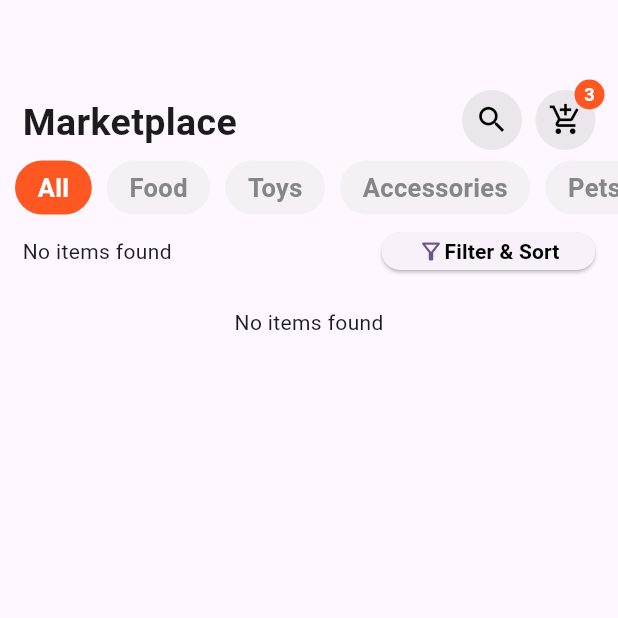
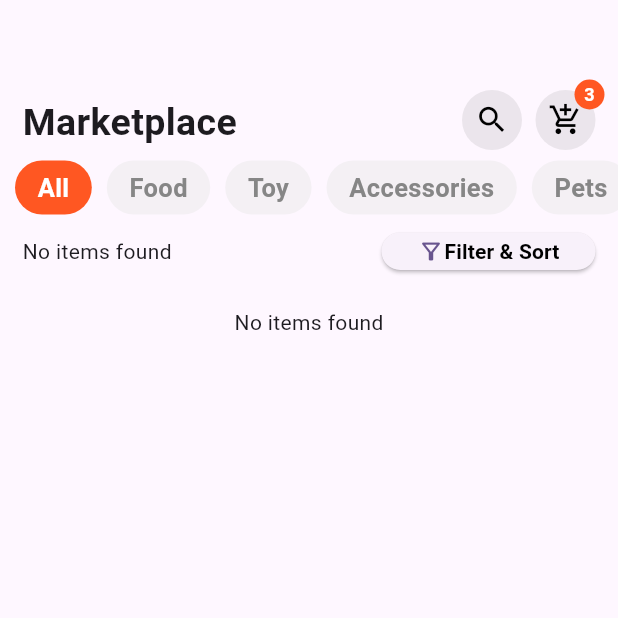
Before and after one commit to ChanthouVouen/g4-slanh-pet-application, a Flutter app: the MarketScreen screen opened directly, on a phone screen of 412 x 824 dp, the top half of it. Run offline on Flutter 3.47's test engine with Material 3 defaults, Android fonts, the phone set to English and light mode, and no system bars; our stand-ins replace cloud_firestore, firebase_auth, firebase_core, flutter_map, geolocator, latlong2; accounts and stored records are empty.

Commit message:
Finish market page, but for the filter sort page it just a static UI not dynamic

```diff
--- a/lib/features/auth/login/login.dart
+++ b/lib/features/auth/login/login.dart
@@ -10,6 +10,7 @@ import 'package:slanh_pet_application/features/auth/login/models/login_request.d
 import 'package:slanh_pet_application/features/auth/register/register.dart';
 import 'package:slanh_pet_application/core/widgets/password_text_field.dart';
 import 'package:slanh_pet_application/features/home/home.dart';
+import 'package:slanh_pet_application/features/home/home_page.dart';
 
 import './widgets/login_footer.dart';
 import './widgets/login_header.dart';
@@ -63,7 +64,7 @@ class _LoginScreenState extends State<LoginScreen> {
 
     if (result == 'success') {
       Navigator.of(context).pushAndRemoveUntil(
-        MaterialPageRoute<void>(builder: (_) => const HomeScreen()),
+        MaterialPageRoute<void>(builder: (_) => const HomePage()),
         (_) => false,
       );
       return;
--- a/lib/features/market_screen/market_screen.dart
+++ b/lib/features/market_screen/market_screen.dart
@@ -6,33 +6,54 @@ import 'package:slanh_pet_application/features/market_screen/widget/categories_p
 import 'package:slanh_pet_application/features/market_screen/widget/filter_part.dart';
 import 'package:slanh_pet_application/features/market_screen/widget/products_part/products_part.dart';
 
-class MarketScreen extends StatelessWidget {
+class MarketScreen extends StatefulWidget {
   const MarketScreen({super.key});
-  static const int _tabIndex = 1;
+
+  static const int tabIndex = 1;
+
+  @override
+  State<MarketScreen> createState() => _MarketScreenState();
+}
+
+class _MarketScreenState extends State<MarketScreen> {
+  String selectedCategory = "All";
 
   @override
   Widget build(BuildContext context) {
     return Scaffold(
       body: Column(
         children: [
-          SizedBox(height: 10),
+          const SizedBox(height: 10),
 
-          AppBarScreen(),
+          const AppBarScreen(),
 
-          CategoriesScreen(),
+          // CATEGORY
+          CategoriesScreen(
+            selectedCategory: selectedCategory,
+            onCategorySelected: (category) {
+              setState(() {
+                selectedCategory = category;
+              });
+            },
+          ),
 
-          FilterPart(),
+          FilterPart(selectedCategory: selectedCategory),
 
-          SizedBox(height: 10),
+          const SizedBox(height: 10),
 
-          ProductPart(),
+          // PRODUCTS
+          ProductPart(selectedCategory: selectedCategory),
         ],
       ),
 
       bottomNavigationBar: CustomBottomNavBar(
-        currentIndex: _tabIndex,
+        currentIndex: MarketScreen.tabIndex,
         onTap: (index) {
-          switchBottomNavTab(context, currentIndex: _tabIndex, index: index);
+          switchBottomNavTab(
+            context,
+            currentIndex: MarketScreen.tabIndex,
+            index: index,
+          );
         },
       ),
     );
--- a/lib/features/market_screen/widget/categories_part/categories_screen.dart
+++ b/lib/features/market_screen/widget/categories_part/categories_screen.dart
@@ -1,20 +1,20 @@
 import 'package:flutter/material.dart';
 import 'package:slanh_pet_application/features/market_screen/widget/categories_part/categories_detail.dart';
 
-class CategoriesScreen extends StatefulWidget {
-  const CategoriesScreen({super.key});
+class CategoriesScreen extends StatelessWidget {
+  final String selectedCategory;
+  final ValueChanged<String> onCategorySelected;
 
-  @override
-  State<CategoriesScreen> createState() => _CategoriesScreenState();
-}
+  const CategoriesScreen({
+    super.key,
+    required this.selectedCategory,
+    required this.onCategorySelected,
+  });
 
-class _CategoriesScreenState extends State<CategoriesScreen> {
-  String selectedCategory = "All";
-
-  final List<String> categories = [
+  final List<String> categories = const [
     "All",
     "Food",
-    "Toys",
+    "Toy",
     "Accessories",
     "Pets",
   ];
@@ -31,14 +31,12 @@ class _CategoriesScreenState extends State<CategoriesScreen> {
             return CategoriesDetail(
               name: category,
 
-              // Is this category selected?
+              // Check which category is selected
               isSelected: selectedCategory == category,
 
-              // When user taps
+              // Tell parent which category was clicked
               onTap: () {
-                setState(() {
-                  selectedCategory = category;
-                });
+                onCategorySelected(category);
               },
             );
           }).toList(),
--- a/lib/features/market_screen/widget/filter_part.dart
+++ b/lib/features/market_screen/widget/filter_part.dart
@@ -4,7 +4,8 @@ import 'package:slanh_pet_application/core/widgets/firestore_stream_builder.dart
 import 'package:slanh_pet_application/features/market_screen/widget/filter_screen/filter_sort_screen.dart';
 
 class FilterPart extends StatelessWidget {
-  const FilterPart({super.key});
+  final String selectedCategory;
+  const FilterPart({super.key, required this.selectedCategory});
 
   @override
   Widget build(BuildContext context) {
@@ -15,7 +16,7 @@ class FilterPart extends StatelessWidget {
         mainAxisAlignment: MainAxisAlignment.spaceBetween,
         children: [
           FirestoreStreamBuilder(
-            stream: FirestoreService().getCollection('products'),
+            stream: FirestoreService().getProductsByType(selectedCategory),
             builder: (products) {
               final productCounts = products.length;
               return Container(
--- a/lib/features/market_screen/widget/products_part/products_part.dart
+++ b/lib/features/market_screen/widget/products_part/products_part.dart
@@ -1,11 +1,12 @@
-import 'package:cloud_firestore/cloud_firestore.dart';
 import 'package:flutter/material.dart';
 import 'package:slanh_pet_application/core/services/fireStore_service/firestore_service.dart';
 import 'package:slanh_pet_application/core/widgets/firestore_stream_builder.dart';
 import 'package:slanh_pet_application/features/home/widget_home/Popular_product_part/popular_productcard.dart';
 
 class ProductPart extends StatelessWidget {
-  const ProductPart({super.key});
+  final String selectedCategory;
+
+  const ProductPart({super.key, required this.selectedCategory});
 
   @override
   Widget build(BuildContext context) {
@@ -13,22 +14,18 @@ class ProductPart extends StatelessWidget {
       child: SingleChildScrollView(
         scrollDirection: Axis.vertical,
         child: Container(
-          // color: Colors.blue,
           margin: const EdgeInsets.symmetric(horizontal: 20),
           child: Column(
-            // crossAxisAlignment: CrossAxisAlignment.start,
             children: [
-              SizedBox(height: 10),
+              const SizedBox(height: 10),
 
-              // PRODUCT GRID
               FirestoreStreamBuilder(
-                stream: FirestoreService().getCollection("products"),
+                stream: FirestoreService().getProductsByType(selectedCategory),
 
                 builder: (products) {
                   return GridView.builder(
                     shrinkWrap: true,
                     physics: const NeverScrollableScrollPhysics(),
-
                     padding: EdgeInsets.zero,
 
                     gridDelegate:
@@ -36,8 +33,6 @@ class ProductPart extends StatelessWidget {
                           crossAxisCount: 2,
                           crossAxisSpacing: 12,
                           mainAxisSpacing: 12,
-
-                          // Makes the card taller
                           childAspectRatio: 0.72,
                         ),
 
@@ -50,7 +45,7 @@ class ProductPart extends StatelessWidget {
 
                       return PopularProductCard(
                         image: data['image'] ?? "",
-                        name: data['name'] ?? "no Name",
+                        name: data['name'] ?? "No Name",
                         rating: (data['rating'] as num?)?.toDouble() ?? 0.0,
                         price: (data['price'] as num?)?.toDouble() ?? 0.0,
                       );
```
Also changed, not shown: lib/core/services/fireStore_service/firestore_service.dart (+20 -0 lines), 1 other file.
